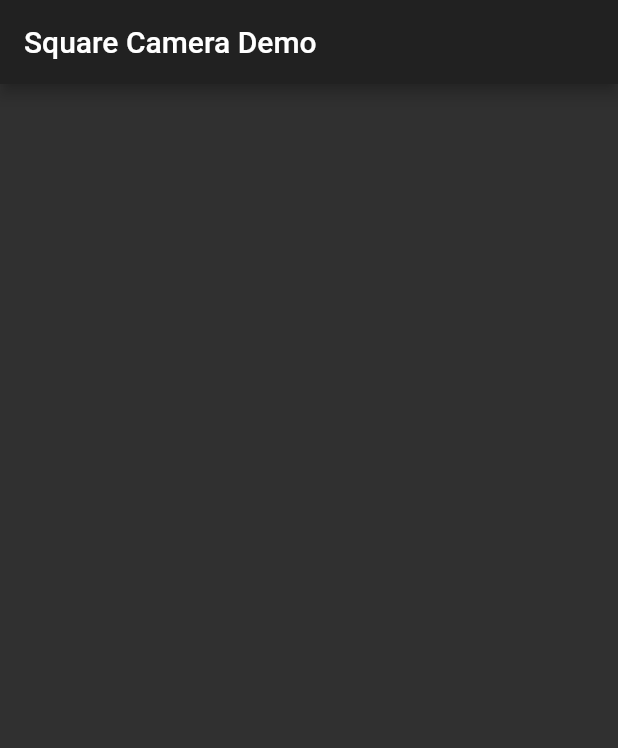
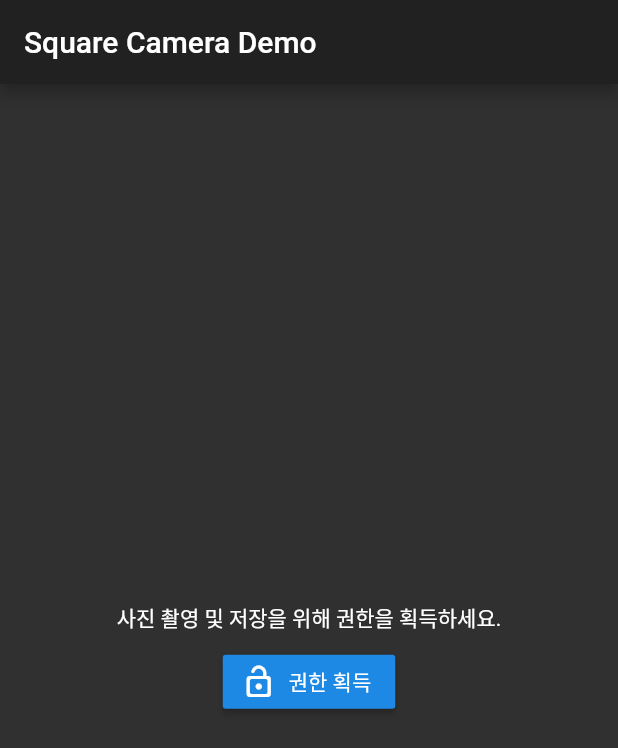
Before and after one commit to dev-juyoung/flutter-square-camera, a Flutter app: the screen it shows after launch, on a phone screen of 412 x 824 dp. Shown: the top 748 px of the screen. Run offline on Flutter 3.47's test engine with Material 2 defaults, Android fonts, the light colour scheme and no system bars.

Commit message:
[ADDED] iOS 런타임 권한 관련 로직 구현

```diff
--- a/example/lib/main.dart
+++ b/example/lib/main.dart
@@ -14,6 +14,39 @@ class CameraApp extends StatefulWidget {
 }
 
 class _CameraAppState extends State<CameraApp> {
+  bool _isAvailable = false;
+
+  @override
+  void initState() {
+    super.initState();
+
+    _hasPermissions();
+  }
+
+  void _hasPermissions() async {
+    final result = await SquareCamera.hasPermissions();
+    print('[hasPermissions]::$result');
+
+    if (_isAvailable == result) {
+      return;
+    }
+
+    setState(() {
+      _isAvailable = result;
+    });
+  }
+
+  void _requestPermissions() async {
+    final result = await SquareCamera.requestPermissions();
+    print('[requestPermissions]::$result');
+
+    if (!result) {
+      return;
+    }
+
+    _hasPermissions();
+  }
+
   @override
   Widget build(BuildContext context) {
     return MaterialApp(
@@ -24,7 +57,31 @@ class _CameraAppState extends State<CameraApp> {
         appBar: AppBar(
           title: Text('Square Camera Demo'),
         ),
-        body: Container(),
+        body: _isAvailable
+            ? Container()
+            : Container(
+          width: double.infinity,
+          child: Column(
+            mainAxisSize: MainAxisSize.max,
+            mainAxisAlignment: MainAxisAlignment.center,
+            crossAxisAlignment: CrossAxisAlignment.center,
+            children: [
+              Text('사진 촬영 및 저장을 위해 권한을 획득하세요.'),
+              SizedBox(height: 8.0),
+              RaisedButton.icon(
+                icon: Icon(Icons.lock_open_rounded),
+                label: Text('권한 획득'),
+                onPressed: _requestPermissions,
+              ),
+            ],
+          ),
+        ),
+        floatingActionButton: _isAvailable
+            ? FloatingActionButton(
+          child: Icon(Icons.camera_rounded),
+          onPressed: () async {},
+        )
+            : null,
       ),
     );
   }
```
Also changed, not shown: 7 other files.
